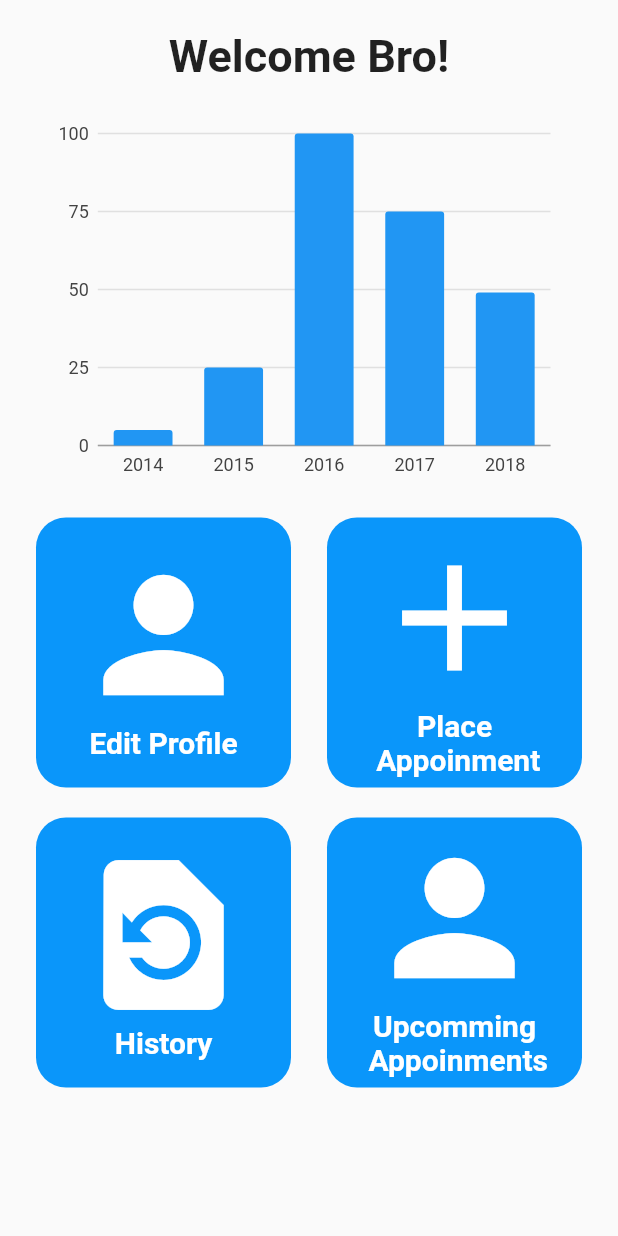
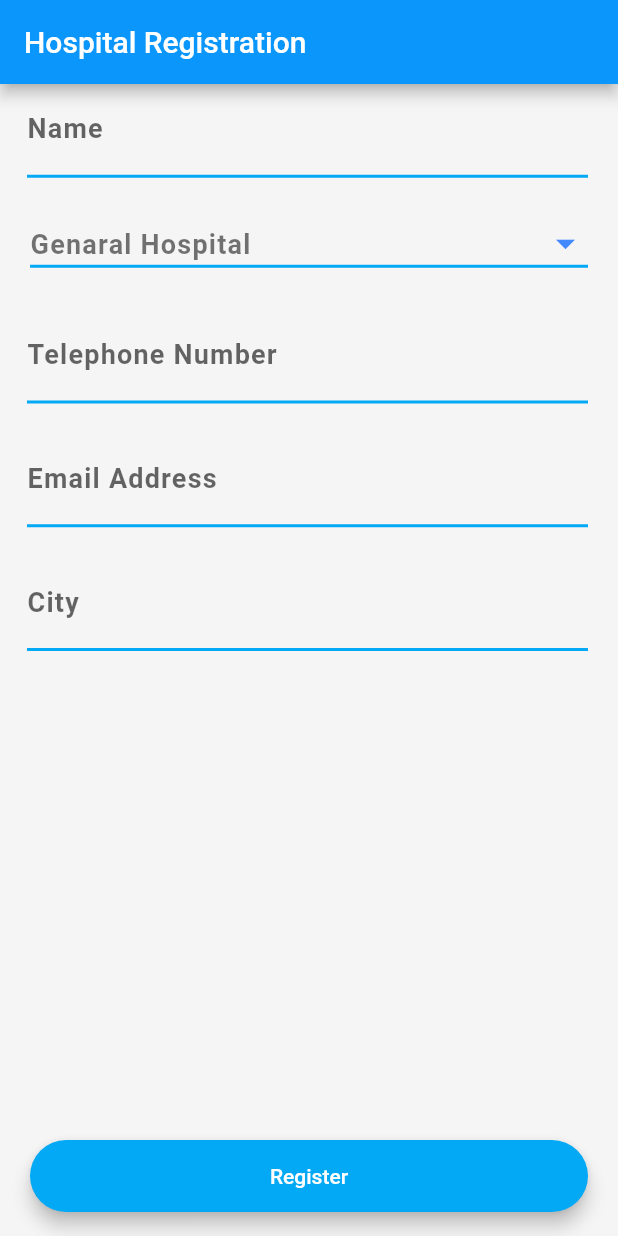
Before and after one commit to mevansupe/healthcare_app, a Flutter app: the screen it shows after launch, on a phone screen of 412 x 824 dp. Run offline on Flutter 3.47's test engine with Material 2 defaults, Android fonts, the phone set to English and light mode, and no system bars; our stand-ins replace charts_flutter; missing offline and left inert: page_slider.

Commit message:
Hospital Registration

```diff
--- /dev/null
+++ b/lib/Components/constants.dart
@@ -0,0 +1,7 @@
+import 'package:flutter/material.dart';
+
+const TextStyle DdItm = TextStyle(
+    fontSize: 18,
+    letterSpacing: 0.8,
+    color: Colors.black54,
+    fontWeight: FontWeight.bold);
--- /dev/null
+++ b/lib/Screens/HospitalRegistration.dart
@@ -0,0 +1,163 @@
+import 'package:flutter/cupertino.dart';
+import 'package:flutter/material.dart';
+import 'package:healthcareapp/Components/constants.dart';
+import 'package:healthcareapp/Components/MspButton.dart';
+
+class HospitalRegistration extends StatefulWidget {
+  @override
+  _HospitalRegistrationState createState() => _HospitalRegistrationState();
+}
+
+enum PhysicalDisorderSelector { yes, no }
+enum MedicalAllergiesSelector { yes, no }
+
+String selectedfrom = 'Genaral Hospital';
+
+class _HospitalRegistrationState extends State<HospitalRegistration> {
+  final _formKey = GlobalKey<FormState>();
+  PhysicalDisorderSelector _character = PhysicalDisorderSelector.no;
+  MedicalAllergiesSelector _medicalallegy = MedicalAllergiesSelector.no;
+
+  @override
+  Widget build(BuildContext context) {
+    return Scaffold(
+      backgroundColor: Colors.grey.shade100,
+      appBar: AppBar(
+        title: Text('Hospital Registration'),
+      ),
+      body: SafeArea(
+        child: Form(
+          key: _formKey,
+          child: Column(
+            mainAxisAlignment: MainAxisAlignment.spaceBetween,
+            children: <Widget>[
+              Column(
+                children: <Widget>[
+                  FormTextBox(
+                    hint: "Name",
+                  ),
+                  SizedBox(
+                    height: 20,
+                  ),
+                  Padding(
+                    padding: const EdgeInsets.symmetric(horizontal: 20),
+                    child: Row(
+                      mainAxisAlignment: MainAxisAlignment.center,
+                      children: <Widget>[
+                        Expanded(
+                          child: DropdownButton<String>(
+                            underline:
+                            Container(color: Colors.lightBlue, height: 2.0),
+                            iconEnabledColor: Colors.blueAccent,
+                            iconSize: 30.0,
+                            hint: Text('Select From or To'),
+                            isExpanded: true,
+                            items: <DropdownMenuItem<String>>[
+                              DropdownMenuItem(
+                                child: Text(
+                                  'Genaral Hospital',
+                                  style: DdItm,
+                                ),
+                                value: 'Genaral Hospital',
+                              ),
+                            ],
+                            onChanged: (value) {
+                              setState(() {
+                                selectedfrom = value;
+                              });
+                            },
+                            value: selectedfrom,
+                          ),
+                        ),
+                      ],
+                    ),
+                  ),
+                  SizedBox(
+                    height: 20,
+                  ),
+                  FormTextBox(
+                    hint: "Telephone Number",
+                  ),
+                  SizedBox(
+                    height: 20,
+                  ),
+                  FormTextBox(
+                    hint: "Email Address",
+                  ),
+                  SizedBox(
+                    height: 20,
+                  ),
+                  FormTextBox(
+                    hint: "City",
+                  ),
+                ],
+              ),
+              Row(
+                mainAxisAlignment: MainAxisAlignment.center,
+                children: <Widget>[
+                  Expanded(
+                    child: Padding(
+                      padding: EdgeInsets.symmetric(horizontal: 20),
+                      child: MspButton(
+                        color: Colors.lightBlue,
+                        title: "Register",
+                        onPressed: () {
+                          print("object");
+                        },
+                      ),
+                    ),
+                  )
+                ],
+              ),
+            ],
+          ),
+        ),
+      ),
+    );
+  }
+}
+
+class FormTextBox extends StatelessWidget {
+  FormTextBox({@required this.hint, @required this.onChanged});
+
+  final String hint;
+  final Function onChanged;
+
+  @override
+  Widget build(BuildContext context) {
+    return Padding(
+      padding: EdgeInsets.only(left: 8, right: 20),
+      child: Row(
+        children: <Widget>[
+          SizedBox(
+            width: 10,
+          ),
+          Expanded(
+            child: TextFormField(
+              onChanged: onChanged,
+              style: TextStyle(fontSize: 18, letterSpacing: 0.8),
+              decoration: InputDecoration(
+                hintStyle: TextStyle(fontSize: 18),
+                hintText: hint,
+//                enabledBorder: OutlineInputBorder(
+//                  borderSide: const BorderSide(color: Colors.red),
+//                ),
+                labelText: hint,
+                labelStyle: TextStyle(
+//                    color: Colors.lightBlue,
+                    fontWeight: FontWeight.bold),
+                focusedBorder: OutlineInputBorder(
+                  borderSide:
+                      const BorderSide(color: Colors.lightBlue, width: 2.0),
+                ),
+                enabledBorder: UnderlineInputBorder(
+                  borderSide: BorderSide(color: Colors.lightBlue, width: 2.0),
+                ),
+              ),
+            ),
+          ),
+        ],
+      ),
+    );
+  }
+}
--- a/lib/main.dart
+++ b/lib/main.dart
@@ -2,7 +2,7 @@ import 'package:flutter/material.dart';
 import 'Screens/Login.dart';
 import 'Screens/UserRegistration.dart';
 import 'Screens/Dashboard.dart';
-import 'Components/Chart.dart';
+import 'Screens/HospitalRegistration.dart';
 
 void main() => runApp(MyApp());
 
@@ -16,7 +16,7 @@ class MyApp extends StatelessWidget {
         primaryColor: Color(0xff0a96fa),
         accentColor: Colors.blue.shade600
       ),
-      home: Dashboard(),
+      home: HospitalRegistration(),
     );
   }
 }
```
